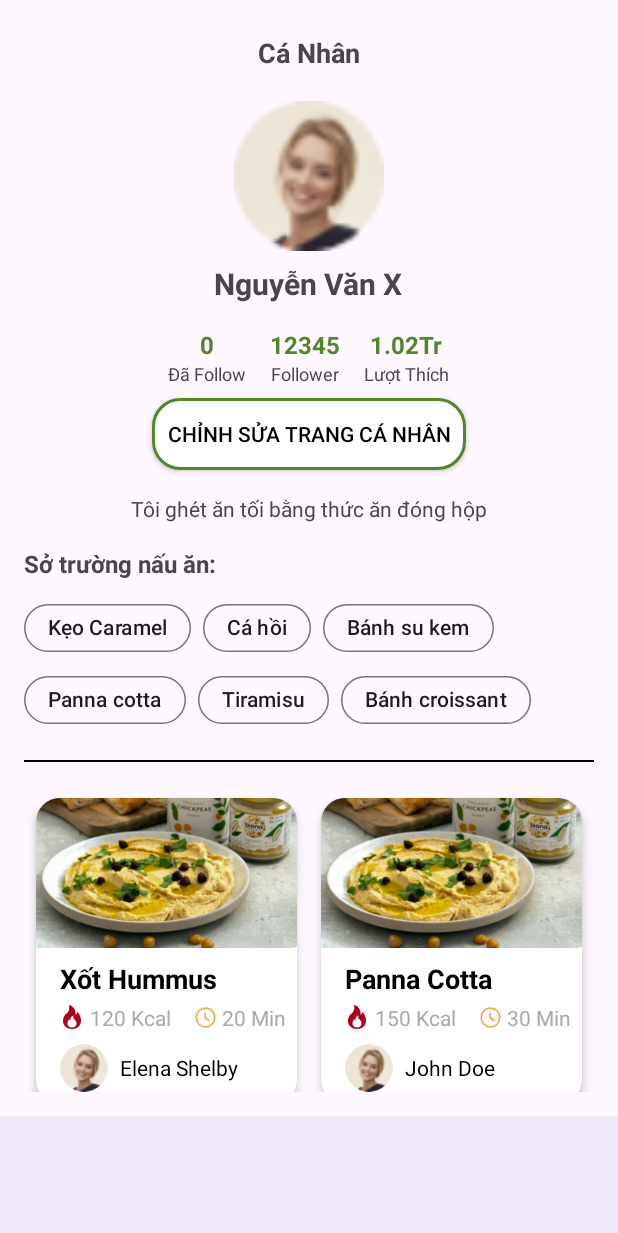
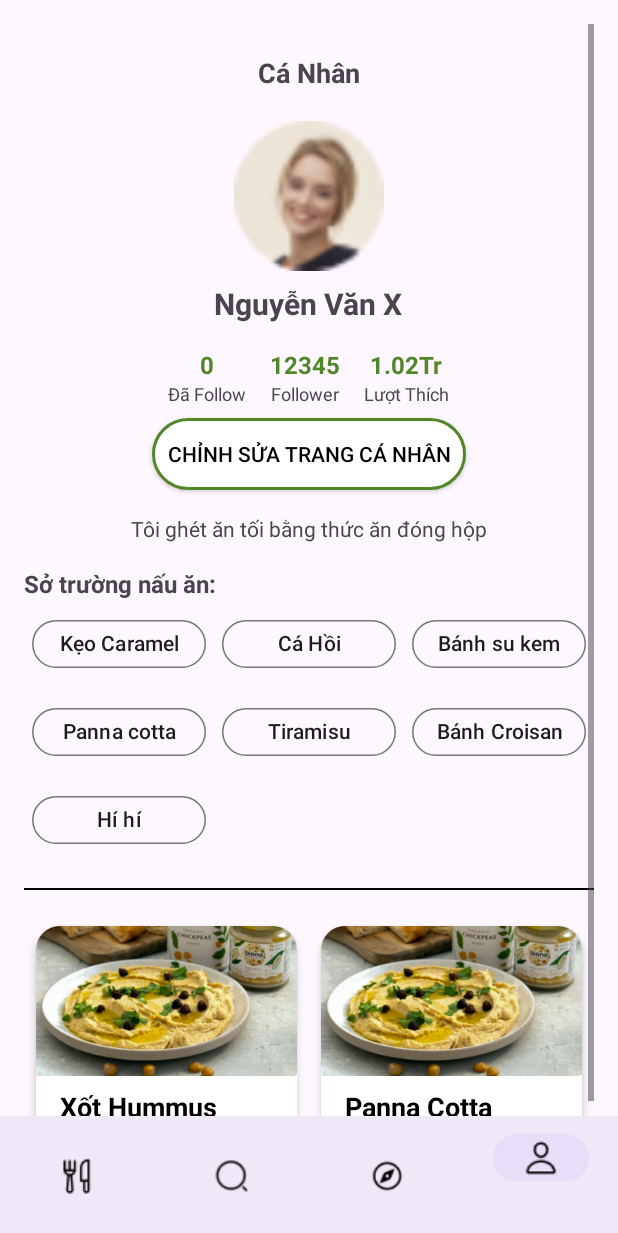
Before and after one commit to trangdo149/FlavourApp, an Android app: the ProfileActivity screen opened directly, with no data from a screen before it, on a phone screen of 412 x 824 dp. Shown: the top 1233 px of the screen. Run offline under Robolectric (Android 15) with nearby library versions, the phone set to English and light mode, and no system bars.

Commit message:
fix them
smthing

```diff
--- /dev/null
+++ b/app/src/main/java/com/example/flavourapp/FavouriteAdapter.kt
@@ -0,0 +1,35 @@
+package com.example.flavourapp
+
+import android.content.res.Resources
+import android.view.LayoutInflater
+import android.view.View
+import android.view.ViewGroup
+import androidx.recyclerview.widget.RecyclerView
+import com.google.android.material.chip.Chip
+
+class FavouriteAdapter(private val favourites: List<FavouriteItem>) :
+    RecyclerView.Adapter<FavouriteAdapter.ViewHolder>() {
+
+    // Lớp ViewHolder
+    class ViewHolder(itemView: View) : RecyclerView.ViewHolder(itemView) {
+        val tvName: Chip = itemView.findViewById(R.id.chipName)
+    }
+
+    override fun onCreateViewHolder(parent: ViewGroup, viewType: Int): ViewHolder {
+        val view = LayoutInflater.from(parent.context)
+            .inflate(R.layout.item_favourite, parent, false)
+        return ViewHolder(view)
+    }
+
+    override fun onBindViewHolder(holder: ViewHolder, position: Int) {
+        val item = favourites[position]
+        holder.tvName.text = item.name
+
+        val screenWidth = Resources.getSystem().displayMetrics.widthPixels
+        val chipWidth = screenWidth / 5
+        holder.tvName.layoutParams = ViewGroup.LayoutParams(ViewGroup.LayoutParams.MATCH_PARENT, ViewGroup.LayoutParams.WRAP_CONTENT)
+
+    }
+
+    override fun getItemCount(): Int = favourites.size
+}
--- /dev/null
+++ b/app/src/main/java/com/example/flavourapp/FavouriteItem.kt
@@ -0,0 +1,5 @@
+package com.example.flavourapp
+
+data class FavouriteItem(
+    val name: String
+)
--- a/app/src/main/java/com/example/flavourapp/profile.kt
+++ b/app/src/main/java/com/example/flavourapp/profile.kt
@@ -1,5 +1,7 @@
 package com.example.flavourapp
 
+import android.content.Intent
+import android.graphics.Rect
 import android.os.Bundle
 import android.view.LayoutInflater
 import android.view.View
@@ -9,10 +11,7 @@ import android.widget.TextView
 import androidx.activity.ComponentActivity
 import androidx.recyclerview.widget.GridLayoutManager
 import androidx.recyclerview.widget.RecyclerView
-import com.google.android.material.chip.Chip
-import com.google.android.material.chip.ChipGroup
 import com.google.android.material.bottomnavigation.BottomNavigationView
-import android.content.Intent
 
 
 class ProfileActivity : ComponentActivity() {
@@ -26,7 +25,7 @@ class ProfileActivity : ComponentActivity() {
 
         // Set up the profile image
         val profileImageView = findViewById<ImageView>(R.id.profileImage)
-        profileImageView.setImageResource(R.drawable.avatar) // Thay 'avatar' bằng tài nguyên của bạn
+        profileImageView.setImageResource(R.drawable.avatar)
 
         // Set up the user name and other text views
         val userNameTextView = findViewById<TextView>(R.id.userName)
@@ -36,27 +35,26 @@ class ProfileActivity : ComponentActivity() {
         statusTextView.text = "Tôi ghét ăn tối bằng thức ăn đóng hộp"
 
         // Set up button
-        // Tìm nút Chỉnh sửa trong giao diện
+
         val editProfileButton = findViewById<View>(R.id.editProfileButton)
 
-        // Gắn sự kiện OnClickListener
         editProfileButton.setOnClickListener {
             try {
                 val intent = Intent(this, EditProfileActivity::class.java)
                 startActivity(intent)
             } catch (e: Exception) {
-                e.printStackTrace() // Ghi lại lỗi (nếu có)
+                e.printStackTrace()
             }
         }
 
 
         // Set up ChipGroup with specialties
-        val chipGroup = findViewById<ChipGroup>(R.id.chipGroup)
+        val chipGroup = findViewById<RecyclerView>(R.id.chipGroup)
 
 
         // Set up RecyclerView
         val recipeRecyclerView = findViewById<RecyclerView>(R.id.recipeRecyclerView)
-        // Sử dụng GridLayoutManager để xếp thẻ thành lưới với 2 cột
+
         recipeRecyclerView.layoutManager = GridLayoutManager(this, 2)
 
         // Sample data for recipes
@@ -67,20 +65,50 @@ class ProfileActivity : ComponentActivity() {
             Recipe("Bánh Tiramisu", "200 Kcal", "50 Min", "Sophia Tran", R.drawable.image_recipe_detail, R.drawable.avatar)
         )
 
+        val favouriteList = listOf(
+            FavouriteItem("Kẹo Caramel"),
+            FavouriteItem("Cá Hồi"),
+            FavouriteItem("Bánh su kem"),
+            FavouriteItem("Panna cotta"),
+            FavouriteItem("Tiramisu"),
+            FavouriteItem("Bánh Croisant"),
+            FavouriteItem("Hí hí")
+        )
+
         // Set up adapter
         val adapter = RecipeAdapter(recipeList)
         recipeRecyclerView.adapter = adapter
 
+        val favorAdapter = FavouriteAdapter(favouriteList)
+
+        val favorRecycleView = findViewById<RecyclerView>(R.id.chipGroup)
+        favorRecycleView.adapter = favorAdapter
+        val gridLayoutManager = GridLayoutManager(this, 3)
+        favorRecycleView.layoutManager = gridLayoutManager
+
+        val spacing = 8
+        favorRecycleView.addItemDecoration(object : RecyclerView.ItemDecoration() {
+            override fun getItemOffsets(
+                outRect: Rect,
+                view: View,
+                parent: RecyclerView,
+                state: RecyclerView.State
+            ) {
+                outRect.set(spacing, spacing, spacing, spacing)
+            }
+        })
+
         // Set up Bottom Navigation
         val bottomNavigationView = findViewById<BottomNavigationView>(R.id.bottom_navigation)
+        bottomNavigationView.setSelectedItemId(R.id.nav_profile);
         bottomNavigationView.setOnNavigationItemSelectedListener { item ->
             when (item.itemId) {
                 R.id.nav_home -> {
-                    // Handle Home navigation
+
                     true
                 }
                 R.id.profile -> {
-                    // Handle Profile navigation
+
                     true
                 }
                 else -> false
--- a/app/src/main/res/drawable/edit_profile.xml
+++ b/app/src/main/res/drawable/edit_profile.xml
@@ -2,5 +2,5 @@
 <shape xmlns:android="http://schemas.android.com/apk/res/android">
     <solid android:color="#FFFFFF"/>
     <stroke android:color="@color/green_600" android:width="2dp"/>
-    <corners android:radius="18dp"/>
+    <corners android:radius="50dp"/>
 </shape>
--- a/app/src/main/res/layout/activity_profile.xml
+++ b/app/src/main/res/layout/activity_profile.xml
@@ -13,14 +13,17 @@
         android:layout_width="match_parent"
         android:layout_height="0dp"
         android:padding="16dp"
-        app:layout_constraintTop_toTopOf="parent"
-        app:layout_constraintBottom_toTopOf="@id/bottom_navigation">
+
+        app:layout_constraintEnd_toEndOf="parent"
+        app:layout_constraintStart_toStartOf="parent"
+        app:layout_constraintTop_toTopOf="parent">
 
         <LinearLayout
             android:layout_width="match_parent"
             android:layout_height="wrap_content"
+            android:gravity="center_horizontal"
             android:orientation="vertical"
-            android:gravity="center_horizontal"> <!-- Căn giữa nội dung -->
+            android:paddingBottom="80dp">
 
             <!-- Các thành phần bên trong ScrollView -->
             <TextView
@@ -34,14 +37,15 @@
                 app:layout_constraintEnd_toEndOf="parent"
                 app:layout_constraintStart_toStartOf="parent"
                 app:layout_constraintTop_toTopOf="parent" />
+
             <ImageView
                 android:id="@+id/profileImage"
                 android:layout_width="100dp"
                 android:layout_height="100dp"
                 android:layout_marginTop="20dp"
-                android:src="@drawable/avatar"
                 android:contentDescription="Ảnh đại diện"
-                android:scaleType="centerCrop" />
+                android:scaleType="centerCrop"
+                android:src="@drawable/avatar" />
 
             <TextView
                 android:id="@+id/userName"
@@ -63,18 +67,18 @@
                 <LinearLayout
                     android:layout_width="wrap_content"
                     android:layout_height="wrap_content"
-                    android:orientation="vertical"
                     android:layout_marginEnd="16dp"
-                    android:gravity="center">
+                    android:gravity="center"
+                    android:orientation="vertical">
 
                     <TextView
                         android:id="@+id/txtFollowedCount"
                         android:layout_width="wrap_content"
                         android:layout_height="wrap_content"
                         android:text="0"
+                        android:textColor="@color/green_600"
                         android:textSize="16sp"
-                        android:textStyle="bold"
-                        android:textColor="@color/green_600"/>
+                        android:textStyle="bold" />
 
                     <TextView
                         android:id="@+id/txtFollowedLabel"
@@ -88,18 +92,18 @@
                 <LinearLayout
                     android:layout_width="wrap_content"
                     android:layout_height="wrap_content"
-                    android:orientation="vertical"
                     android:layout_marginEnd="16dp"
-                    android:gravity="center">
+                    android:gravity="center"
+                    android:orientation="vertical">
 
                     <TextView
                         android:id="@+id/txtFollowerCount"
                         android:layout_width="wrap_content"
                         android:layout_height="wrap_content"
                         android:text="12345"
+                        android:textColor="@color/green_600"
                         android:textSize="16sp"
-                        android:textStyle="bold"
-                        android:textColor="@color/green_600"/>
+                        android:textStyle="bold" />
 
                     <TextView
                         android:id="@+id/txtFollowerLabel"
@@ -113,17 +117,17 @@
                 <LinearLayout
                     android:layout_width="wrap_content"
                     android:layout_height="wrap_content"
-                    android:orientation="vertical"
-                    android:gravity="center">
+                    android:gravity="center"
+                    android:orientation="vertical">
 
                     <TextView
                         android:id="@+id/txtLikesCount"
                         android:layout_width="wrap_content"
                         android:layout_height="wrap_content"
                         android:text="1.02Tr"
+                        android:textColor="@color/green_600"
                         android:textSize="16sp"
-                        android:textStyle="bold"
-                        android:textColor="@color/green_600"/>
+                        android:textStyle="bold" />
 
                     <TextView
                         android:id="@+id/txtLikesLabel"
@@ -140,13 +144,13 @@
                 android:layout_width="wrap_content"
                 android:layout_height="wrap_content"
                 android:layout_marginTop="8dp"
+                android:background="@drawable/edit_profile"
+                android:padding="10dp"
                 android:text="Chỉnh sửa trang cá nhân"
-                app:layout_constraintTop_toBottomOf="@id/statistics"
+                android:textColor="@color/black"
+                app:layout_constraintEnd_toEndOf="parent"
                 app:layout_constraintStart_toStartOf="parent"
-                app:layout_constraintEnd_toEndOf="parent"
-                android:textColor="@color/black"
-                android:background="@drawable/edit_profile"
-                android:padding="10dp" />
+                app:layout_constraintTop_toBottomOf="@id/statistics" />
 
             <TextView
                 android:id="@+id/status"
@@ -154,73 +158,82 @@
                 android:layout_height="wrap_content"
                 android:layout_marginTop="16dp"
                 android:text="Tôi ghét ăn tối bằng thức ăn đóng hộp"
-                app:layout_constraintTop_toBottomOf="@id/editProfileButton"
+                app:layout_constraintEnd_toEndOf="parent"
                 app:layout_constraintStart_toStartOf="parent"
-                app:layout_constraintEnd_toEndOf="parent" />
+                app:layout_constraintTop_toBottomOf="@id/editProfileButton" />
 
             <!-- Text sở trường -->
             <TextView
                 android:id="@+id/specialtiesLabel"
-                android:layout_gravity="start"
                 android:layout_width="wrap_content"
                 android:layout_height="wrap_content"
+                android:layout_gravity="start"
                 android:layout_marginTop="16dp"
                 android:text="Sở trường nấu ăn:"
                 android:textSize="16sp"
                 android:textStyle="bold"
-                app:layout_constraintTop_toBottomOf="@id/status"
-                app:layout_constraintStart_toStartOf="parent" />
+                app:layout_constraintStart_toStartOf="parent"
+                app:layout_constraintTop_toBottomOf="@id/status" />
 
             <!-- ChipGroup -->
-            <com.google.android.material.chip.ChipGroup
-                android:id="@+id/chipGroup"
+<!--            <com.google.android.material.chip.ChipGroup-->
+<!--                android:id="@+id/chipGroup"-->
+<!--                android:layout_width="match_parent"-->
+<!--                android:layout_height="wrap_content"-->
+<!--                android:layout_marginTop="8dp"-->
+<!--                app:chipSpacingHorizontal="8dp"-->
+<!--                app:chipSpacingVertical="0dp"-->
+<!--                app:layout_constraintEnd_toEndOf="parent"-->
+<!--                app:layout_constraintStart_toStartOf="parent"-->
+<!--                app:layout_constraintTop_toBottomOf="@id/specialtiesLabel"-->
+<!--                app:singleLine="false">-->
+
+<!--                &lt;!&ndash; Chips &ndash;&gt;-->
+<!--                <com.google.android.material.chip.Chip-->
+<!--                    android:layout_width="wrap_content"-->
+<!--                    android:layout_height="wrap_content"-->
+<!--                    android:text="Kẹo Caramel"-->
+<!--                    app:chipCornerRadius="18dp" />-->
+
+<!--                <com.google.android.material.chip.Chip-->
+<!--                    android:layout_width="wrap_content"-->
+<!--                    android:layout_height="wrap_content"-->
+<!--                    android:text="Cá hồi"-->
+<!--                    app:chipCornerRadius="18dp" />-->
+
+<!--                <com.google.android.material.chip.Chip-->
+<!--                    android:layout_width="wrap_content"-->
+<!--                    android:layout_height="wrap_content"-->
+<!--                    android:text="Bánh su kem"-->
+<!--                    app:chipCornerRadius="18dp" />-->
+
+<!--                <com.google.android.material.chip.Chip-->
+<!--                    android:layout_width="wrap_content"-->
+<!--                    android:layout_height="wrap_content"-->
+<!--                    android:text="Panna cotta"-->
+<!--                    app:chipCornerRadius="18dp" />-->
+
+<!--                <com.google.android.material.chip.Chip-->
+<!--                    android:layout_width="wrap_content"-->
+<!--                    android:layout_height="wrap_content"-->
+<!--                    android:text="Tiramisu"-->
+<!--                    app:chipCornerRadius="18dp" />-->
+
+<!--                <com.google.android.material.chip.Chip-->
+<!--                    android:layout_width="wrap_content"-->
+<!--                    android:layout_height="wrap_content"-->
+<!--                    android:text="Bánh croissant"-->
+<!--                    app:chipCornerRadius="18dp" />-->
+<!--            </com.google.android.material.chip.ChipGroup>-->
+
+            <androidx.recyclerview.widget.RecyclerView
                 android:layout_width="match_parent"
                 android:layout_height="wrap_content"
-                android:layout_marginTop="8dp"
-                app:chipSpacingHorizontal="8dp"
-                app:chipSpacingVertical="0dp"
-                app:layout_constraintEnd_toEndOf="parent"
-                app:layout_constraintStart_toStartOf="parent"
-                app:layout_constraintTop_toBottomOf="@id/specialtiesLabel"
-                app:singleLine="false">
-
-                <!-- Chips -->
-                <com.google.android.material.chip.Chip
-                    android:layout_width="wrap_content"
-                    android:layout_height="wrap_content"
-                    android:text="Kẹo Caramel"
-                    app:chipCornerRadius="18dp" />
-
-                <com.google.android.material.chip.Chip
-                    android:layout_width="wrap_content"
-                    android:layout_height="wrap_content"
-                    android:text="Cá hồi"
-                    app:chipCornerRadius="18dp" />
-
-                <com.google.android.material.chip.Chip
-                    android:layout_width="wrap_content"
-                    android:layout_height="wrap_content"
-                    android:text="Bánh su kem"
-                    app:chipCornerRadius="18dp" />
-
-                <com.google.android.material.chip.Chip
-                    android:layout_width="wrap_content"
-                    android:layout_height="wrap_content"
-                    android:text="Panna cotta"
-                    app:chipCornerRadius="18dp" />
-
-                <com.google.android.material.chip.Chip
-                    android:layout_width="wrap_content"
-                    android:layout_height="wrap_content"
-                    android:text="Tiramisu"
-                    app:chipCornerRadius="18dp" />
-
-                <com.google.android.material.chip.Chip
-                    android:layout_width="wrap_content"
-                    android:layout_height="wrap_content"
-                    android:text="Bánh croissant"
-                    app:chipCornerRadius="18dp" />
-            </com.google.android.material.chip.ChipGroup>
+                app:layoutManager="androidx.recyclerview.widget.GridLayoutManager"
+                android:id="@+id/chipGroup"
+                tools:listitem="@layout/item_favourite"
+                android:layout_gravity="center"
+                />
 
             <View
                 android:id="@+id/line1"
@@ -236,9 +249,9 @@
                 android:layout_width="match_parent"
                 android:layout_height="wrap_content"
                 android:layout_marginTop="16dp"
-                app:layout_constraintTop_toBottomOf="@id/line1"
+                app:layout_constraintEnd_toEndOf="parent"
                 app:layout_constraintStart_toStartOf="parent"
-                app:layout_constraintEnd_toEndOf="parent" />
+                app:layout_constraintTop_toBottomOf="@id/line1" />
         </LinearLayout>
     </ScrollView>
 
@@ -251,7 +264,6 @@
         app:itemIconTint="@color/colorIcons"
         app:itemTextColor="@color/colorIcons"
         app:layout_constraintBottom_toBottomOf="parent"
-        app:layout_constraintStart_toStartOf="parent"
-        app:layout_constraintEnd_toEndOf="parent" />
+        app:menu="@menu/bottom_nav_menu" />
 
 </androidx.constraintlayout.widget.ConstraintLayout>
--- /dev/null
+++ b/app/src/main/res/layout/item_favourite.xml
@@ -0,0 +1,10 @@
+<?xml version="1.0" encoding="utf-8"?>
+<com.google.android.material.chip.Chip
+    android:id="@+id/chipName"
+    android:layout_height="wrap_content"
+    android:layout_width="wrap_content"
+    android:text="Cá hồi"
+    android:textAlignment="center"
+    app:chipCornerRadius="18dp"
+    xmlns:android="http://schemas.android.com/apk/res/android"
+    xmlns:app="http://schemas.android.com/apk/res-auto" />
```
